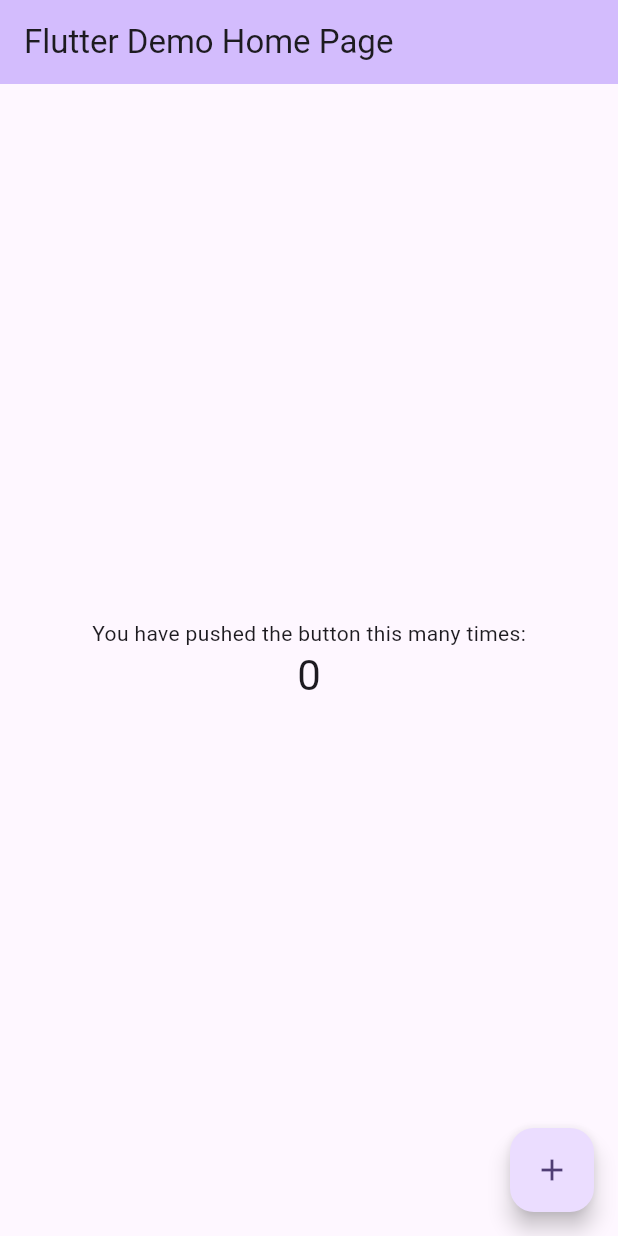
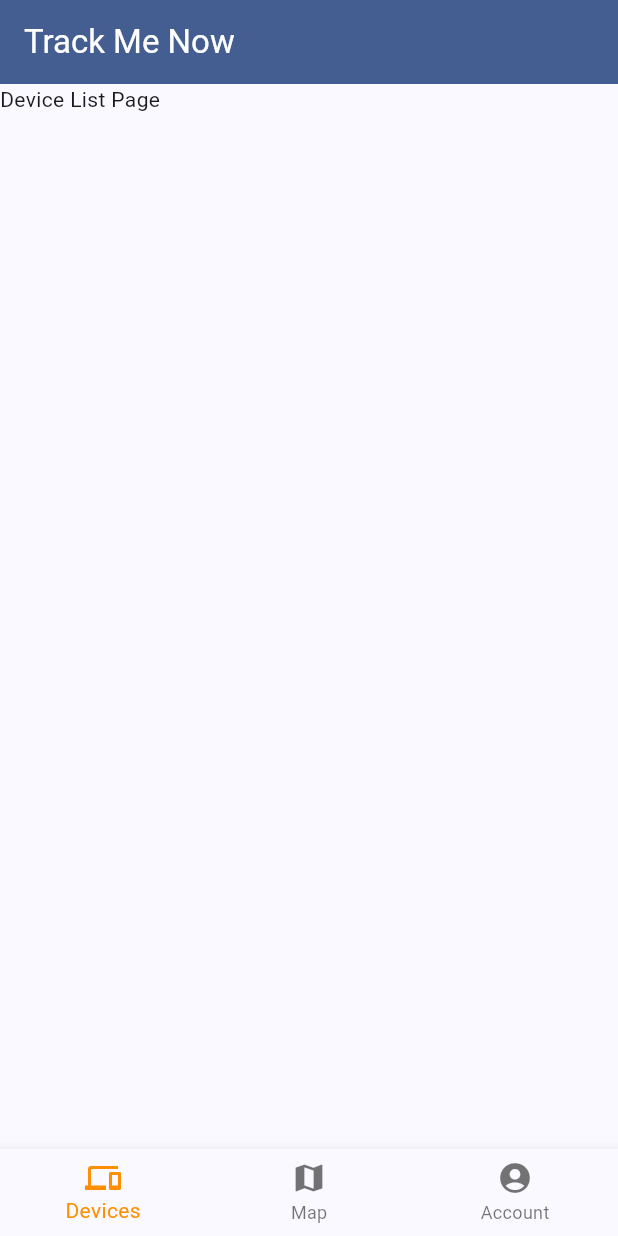
Before and after one commit to MakuDevT/track_me_now, a Flutter app: the screen it shows after launch, on a phone screen of 412 x 824 dp. Run offline on Flutter 3.47's test engine with Material 2 defaults, Android fonts, the phone set to English and light mode, and no system bars; our stand-ins replace go_router, google_maps_flutter.

Commit message:
feat: preliminary main page and maps feature implementation

```diff
--- /dev/null
+++ b/lib/data/mocks/device.mock.dart
@@ -0,0 +1,7 @@
+import 'package:flutter_app/data/models/device.model.dart';
+
+List<Device> mockDevices = [
+  Device(id: '1', name: 'Samsung', lat: 14.5997, lng: 120.9922),
+  Device(id: '2', name: 'Nokia', lat: 14.5977, lng: 120.9942),
+  Device(id: '3', name: 'IPhone', lat: 14.5957, lng: 120.9932),
+];
--- /dev/null
+++ b/lib/data/models/device.model.dart
@@ -0,0 +1,12 @@
+class Device {
+  String id;
+  String name;
+  double lat;
+  double lng;
+
+  Device(
+      {required this.id,
+      required this.name,
+      required this.lat,
+      required this.lng});
+}
--- /dev/null
+++ b/lib/features/device/device-list.screen.dart
@@ -0,0 +1,15 @@
+import 'package:flutter/material.dart';
+
+class DeviceListScreen extends StatefulWidget {
+  const DeviceListScreen({super.key});
+
+  @override
+  State<DeviceListScreen> createState() => _DeviceListScreenState();
+}
+
+class _DeviceListScreenState extends State<DeviceListScreen> {
+  @override
+  Widget build(BuildContext context) {
+    return Container(child: const Text('Device List Page'));
+  }
+}
--- a/lib/main.dart
+++ b/lib/main.dart
@@ -1,4 +1,15 @@
 import 'package:flutter/material.dart';
+import 'package:flutter_app/pages/main.page.dart';
+import 'package:go_router/go_router.dart';
+
+final _router = GoRouter(
+  routes: [
+    GoRoute(
+      path: '/',
+      builder: (context, state) => const MainPage(),
+    ),
+  ],
+);
 
 void main() {
   runApp(const MyApp());
@@ -10,8 +21,8 @@ class MyApp extends StatelessWidget {
   // This widget is the root of your application.
   @override
   Widget build(BuildContext context) {
-    return MaterialApp(
-      title: 'Flutter Demo',
+    return MaterialApp.router(
+      title: 'Track Me Now',
       theme: ThemeData(
         // This is the theme of your application.
         //
@@ -28,98 +39,10 @@ class MyApp extends StatelessWidget {
         //
         // This works for code too, not just values: Most code changes can be
         // tested with just a hot reload.
-        colorScheme: ColorScheme.fromSeed(seedColor: Colors.deepPurple),
+        colorScheme: ColorScheme.fromSeed(seedColor: Colors.blueAccent),
         useMaterial3: true,
       ),
-      home: const MyHomePage(title: 'Flutter Demo Home Page'),
+      routerConfig: _router,
     );
   }
 }
-
-class MyHomePage extends StatefulWidget {
-  const MyHomePage({super.key, required this.title});
-
-  // This widget is the home page of your application. It is stateful, meaning
-  // that it has a State object (defined below) that contains fields that affect
-  // how it looks.
-
-  // This class is the configuration for the state. It holds the values (in this
-  // case the title) provided by the parent (in this case the App widget) and
-  // used by the build method of the State. Fields in a Widget subclass are
-  // always marked "final".
-
-  final String title;
-
-  @override
-  State<MyHomePage> createState() => _MyHomePageState();
-}
-
-class _MyHomePageState extends State<MyHomePage> {
-  int _counter = 0;
-
-  void _incrementCounter() {
-    setState(() {
-      // This call to setState tells the Flutter framework that something has
-      // changed in this State, which causes it to rerun the build method below
-      // so that the display can reflect the updated values. If we changed
-      // _counter without calling setState(), then the build method would not be
-      // called again, and so nothing would appear to happen.
-      _counter++;
-    });
-  }
-
-  @override
-  Widget build(BuildContext context) {
-    // This method is rerun every time setState is called, for instance as done
-    // by the _incrementCounter method above.
-    //
-    // The Flutter framework has been optimized to make rerunning build methods
-    // fast, so that you can just rebuild anything that needs updating rather
-    // than having to individually change instances of widgets.
-    return Scaffold(
-      appBar: AppBar(
-        // TRY THIS: Try changing the color here to a specific color (to
-        // Colors.amber, perhaps?) and trigger a hot reload to see the AppBar
-        // change color while the other colors stay the same.
-        backgroundColor: Theme.of(context).colorScheme.inversePrimary,
-        // Here we take the value from the MyHomePage object that was created by
-        // the App.build method, and use it to set our appbar title.
-        title: Text(widget.title),
-      ),
-      body: Center(
-        // Center is a layout widget. It takes a single child and positions it
-        // in the middle of the parent.
-        child: Column(
-          // Column is also a layout widget. It takes a list of children and
-          // arranges them vertically. By default, it sizes itself to fit its
-          // children horizontally, and tries to be as tall as its parent.
-          //
-          // Column has various properties to control how it sizes itself and
-          // how it positions its children. Here we use mainAxisAlignment to
-          // center the children vertically; the main axis here is the vertical
-          // axis because Columns are vertical (the cross axis would be
-          // horizontal).
-          //
-          // TRY THIS: Invoke "debug painting" (choose the "Toggle Debug Paint"
-          // action in the IDE, or press "p" in the console), to see the
-          // wireframe for each widget.
-          mainAxisAlignment: MainAxisAlignment.center,
-          children: <Widget>[
-            const Text(
-              'You have pushed the button this many times:',
-            ),
-            Text(
-              '$_counter',
-              style: Theme.of(context).textTheme.headlineMedium,
-            ),
-          ],
-        ),
-      ),
-      floatingActionButton: FloatingActionButton(
-        onPressed: _incrementCounter,
-        tooltip: 'Increment',
-        child: const Icon(Icons.add),
-      ), // This trailing comma makes auto-formatting nicer for build methods.
-    );
-  }
-}
--- /dev/null
+++ b/lib/pages/main.page.dart
@@ -0,0 +1,58 @@
+import 'package:flutter/material.dart';
+import 'package:flutter_app/features/device/device-list.screen.dart';
+import 'package:flutter_app/features/map/map.screen.dart';
+import 'package:flutter_app/features/profile/profile-view.screen.dart';
+
+class MainPage extends StatefulWidget {
+  const MainPage({super.key});
+
+  @override
+  State<MainPage> createState() => _MainPageState();
+}
+
+class _MainPageState extends State<MainPage> {
+  static const List<Widget> _widgetOptions = <Widget>[
+    DeviceListScreen(),
+    MapsScreen(),
+    ProfileViewScreen()
+  ];
+
+  int _selectedIndex = 0;
+
+  void _onItemTapped(int index) {
+    setState(() {
+      _selectedIndex = index;
+    });
+  }
+
+  @override
+  Widget build(BuildContext context) {
+    return Scaffold(
+      appBar: AppBar(
+          elevation: 2,
+          title: const Text('Track Me Now'),
+          foregroundColor: Colors.white,
+          backgroundColor: Theme.of(context).primaryColor),
+      body: _widgetOptions.elementAt(_selectedIndex),
+      bottomNavigationBar: BottomNavigationBar(
+        items: const <BottomNavigationBarItem>[
+          BottomNavigationBarItem(
+            icon: Icon(Icons.devices),
+            label: 'Devices',
+          ),
+          BottomNavigationBarItem(
+            icon: Icon(Icons.map),
+            label: 'Map',
+          ),
+          BottomNavigationBarItem(
+            icon: Icon(Icons.account_circle),
+            label: 'Account',
+          ),
+        ],
+        currentIndex: _selectedIndex,
+        selectedItemColor: Colors.amber[800],
+        onTap: _onItemTapped,
+      ),
+    );
+  }
+}
--- a/pubspec.yaml
+++ b/pubspec.yaml
@@ -35,6 +35,8 @@ dependencies:
   # The following adds the Cupertino Icons font to your application.
   # Use with the CupertinoIcons class for iOS style icons.
   cupertino_icons: ^1.0.2
+  go_router: ^10.1.2
+  google_maps_flutter: ^2.5.0
 
 dev_dependencies:
   flutter_test:
```
Also changed, not shown: lib/features/map/map.screen.dart (added, +55 -0 lines), lib/features/profile/profile-view.screen.dart (added, +15 -0 lines), pubspec.lock, 5 other files.
